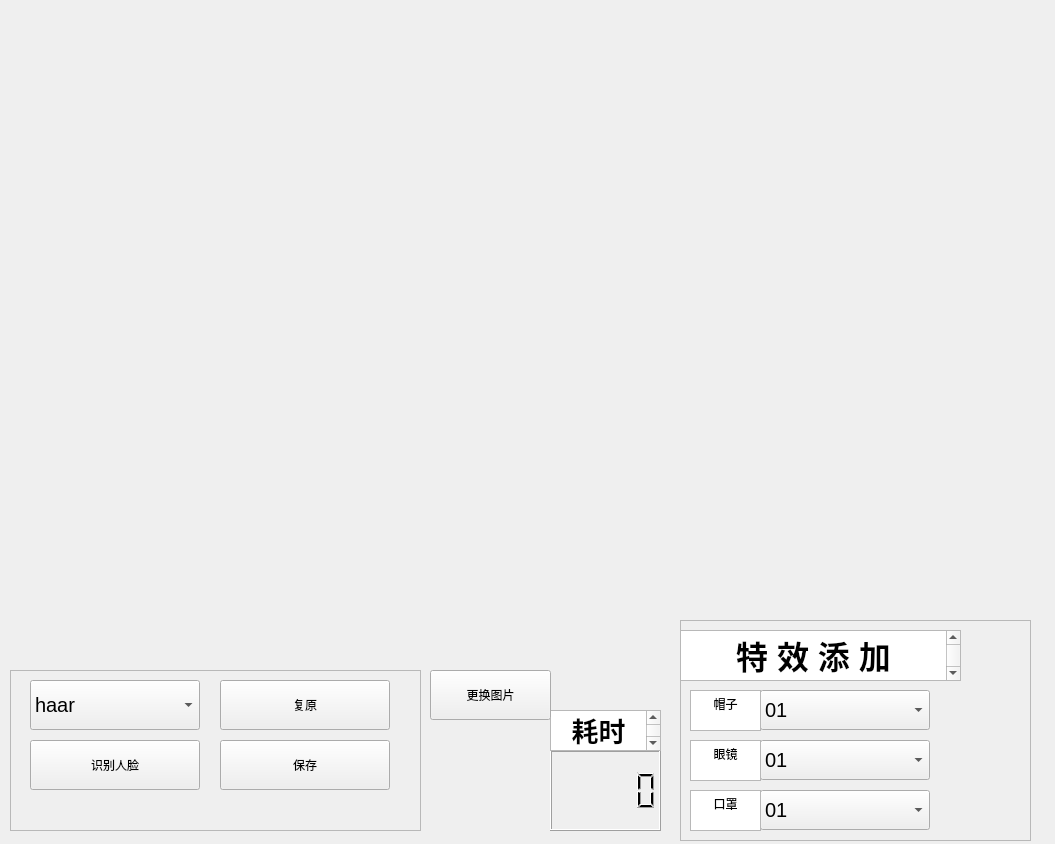
Qt form ui/widget_img.ui (babyMaster2/FaceCraft) before a commit.
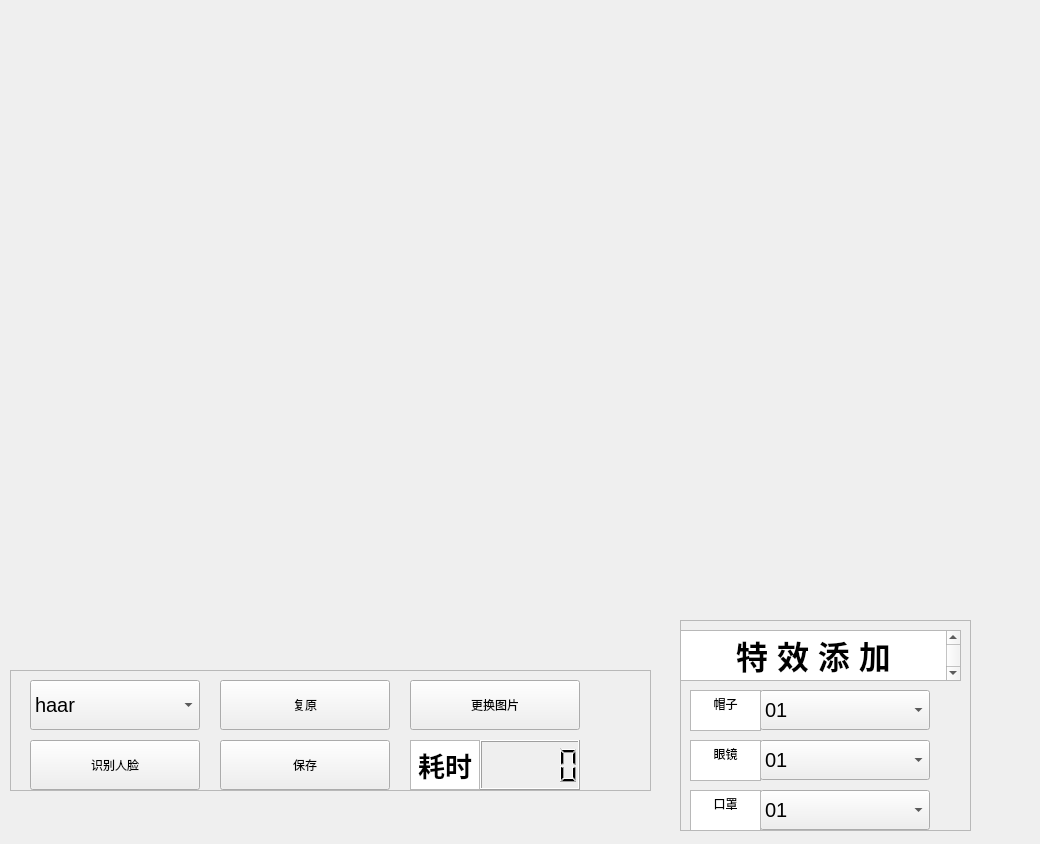
The same form after that commit.

```diff
--- a/ui/widget_img.ui
+++ b/ui/widget_img.ui
@@ -6,7 +6,7 @@
    <rect>
     <x>0</x>
     <y>0</y>
-    <width>1055</width>
+    <width>1040</width>
     <height>844</height>
    </rect>
   </property>
@@ -26,40 +26,13 @@
     <string/>
    </property>
   </widget>
-  <widget class="QLCDNumber" name="lcdNumber">
-   <property name="geometry">
-    <rect>
-     <x>550</x>
-     <y>750</y>
-     <width>111</width>
-     <height>81</height>
-    </rect>
-   </property>
-  </widget>
-  <widget class="QTextBrowser" name="textBrowser">
-   <property name="geometry">
-    <rect>
-     <x>550</x>
-     <y>710</y>
-     <width>111</width>
-     <height>41</height>
-    </rect>
-   </property>
-   <property name="html">
-    <string>&lt;!DOCTYPE HTML PUBLIC &quot;-//W3C//DTD HTML 4.0//EN&quot; &quot;http://www.w3.org/TR/REC-html40/strict.dtd&quot;&gt;
-&lt;html&gt;&lt;head&gt;&lt;meta name=&quot;qrichtext&quot; content=&quot;1&quot; /&gt;&lt;style type=&quot;text/css&quot;&gt;
-p, li { white-space: pre-wrap; }
-&lt;/style&gt;&lt;/head&gt;&lt;body style=&quot; font-family:'SimSun'; font-size:9pt; font-weight:400; font-style:normal;&quot;&gt;
-&lt;p align=&quot;center&quot; style=&quot; margin-top:0px; margin-bottom:0px; margin-left:0px; margin-right:0px; -qt-block-indent:0; text-indent:0px;&quot;&gt;&lt;span style=&quot; font-size:20pt; font-weight:600;&quot;&gt;耗时&lt;/span&gt;&lt;/p&gt;&lt;/body&gt;&lt;/html&gt;</string>
-   </property>
-  </widget>
   <widget class="QFrame" name="frame">
    <property name="geometry">
     <rect>
      <x>10</x>
      <y>670</y>
-     <width>411</width>
-     <height>161</height>
+     <width>641</width>
+     <height>121</height>
     </rect>
    </property>
    <property name="frameShape">
@@ -140,14 +113,54 @@
      <string>复原</string>
     </property>
    </widget>
+   <widget class="QToolButton" name="toolButton_4">
+    <property name="geometry">
+     <rect>
+      <x>400</x>
+      <y>10</y>
+      <width>170</width>
+      <height>50</height>
+     </rect>
+    </property>
+    <property name="text">
+     <string>更换图片</string>
+    </property>
+   </widget>
+   <widget class="QTextBrowser" name="textBrowser">
+    <property name="geometry">
+     <rect>
+      <x>400</x>
+      <y>70</y>
+      <width>70</width>
+      <height>50</height>
+     </rect>
+    </property>
+    <property name="html">
+     <string>&lt;!DOCTYPE HTML PUBLIC &quot;-//W3C//DTD HTML 4.0//EN&quot; &quot;http://www.w3.org/TR/REC-html40/strict.dtd&quot;&gt;
+&lt;html&gt;&lt;head&gt;&lt;meta name=&quot;qrichtext&quot; content=&quot;1&quot; /&gt;&lt;style type=&quot;text/css&quot;&gt;
+p, li { white-space: pre-wrap; }
+&lt;/style&gt;&lt;/head&gt;&lt;body style=&quot; font-family:'SimSun'; font-size:9pt; font-weight:400; font-style:normal;&quot;&gt;
+&lt;p align=&quot;center&quot; style=&quot; margin-top:0px; margin-bottom:0px; margin-left:0px; margin-right:0px; -qt-block-indent:0; text-indent:0px;&quot;&gt;&lt;span style=&quot; font-size:20pt; font-weight:600;&quot;&gt;耗时&lt;/span&gt;&lt;/p&gt;&lt;/body&gt;&lt;/html&gt;</string>
+    </property>
+   </widget>
+   <widget class="QLCDNumber" name="lcdNumber">
+    <property name="geometry">
+     <rect>
+      <x>470</x>
+      <y>70</y>
+      <width>100</width>
+      <height>50</height>
+     </rect>
+    </property>
+   </widget>
   </widget>
   <widget class="QFrame" name="frame_2">
    <property name="geometry">
     <rect>
      <x>680</x>
      <y>620</y>
-     <width>351</width>
-     <height>221</height>
+     <width>291</width>
+     <height>211</height>
     </rect>
    </property>
    <property name="frameShape">
@@ -339,19 +352,6 @@
     </property>
    </widget>
   </widget>
-  <widget class="QToolButton" name="toolButton_4">
-   <property name="geometry">
-    <rect>
-     <x>430</x>
-     <y>670</y>
-     <width>121</width>
-     <height>50</height>
-    </rect>
-   </property>
-   <property name="text">
-    <string>更换图片</string>
-   </property>
-  </widget>
  </widget>
  <resources/>
  <connections/>
```
